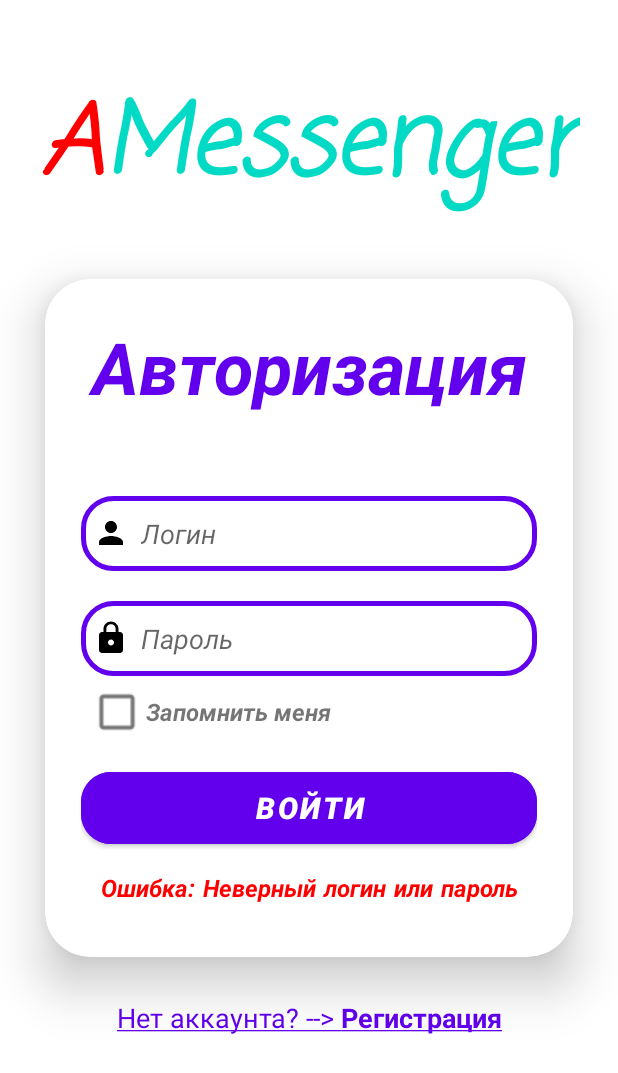
After one commit to AlexeyZhulanov/Messenger, an Android app: the layout fragment_auth.xml on its own in the app's theme, with its tools: preview values and no code run, on a phone screen of 412 x 824 dp. The commit adds this screen. Shown: the top 1073 px of the screen. Run offline under Robolectric (Android 15) with nearby library versions, the phone set to English and light mode, and no system bars.

Commit message:
xml in progress

```diff
--- /dev/null
+++ b/app/src/main/res/drawable/custom_edittext.xml
@@ -0,0 +1,9 @@
+<?xml version="1.0" encoding="utf-8"?>
+<shape xmlns:android="http://schemas.android.com/apk/res/android"
+    android:shape="rectangle">
+    <stroke
+        android:width="3dp"
+        android:color="@color/purple_500"/>
+    <corners
+        android:radius="20dp"/>
+</shape>
--- /dev/null
+++ b/app/src/main/res/drawable/custom_edittext2.xml
@@ -0,0 +1,6 @@
+<?xml version="1.0" encoding="utf-8"?>
+<shape xmlns:android="http://schemas.android.com/apk/res/android"
+    android:shape="rectangle">
+    <corners
+        android:radius="20dp"/>
+</shape>
--- /dev/null
+++ b/app/src/main/res/drawable/ic_attach.xml
@@ -0,0 +1,5 @@
+<vector xmlns:android="http://schemas.android.com/apk/res/android" android:height="24dp" android:tint="#7F00FD" android:viewportHeight="24" android:viewportWidth="24" android:width="24dp">
+
+    <path android:fillColor="@android:color/white" android:pathData="M16.5,6v11.5c0,2.21 -1.79,4 -4,4s-4,-1.79 -4,-4V5c0,-1.38 1.12,-2.5 2.5,-2.5s2.5,1.12 2.5,2.5v10.5c0,0.55 -0.45,1 -1,1s-1,-0.45 -1,-1V6H10v9.5c0,1.38 1.12,2.5 2.5,2.5s2.5,-1.12 2.5,-2.5V5c0,-2.21 -1.79,-4 -4,-4S7,2.79 7,5v12.5c0,3.04 2.46,5.5 5.5,5.5s5.5,-2.46 5.5,-5.5V6h-1.5z"/>
+
+</vector>
--- /dev/null
+++ b/app/src/main/res/drawable/ic_back_arrow.xml
@@ -0,0 +1,5 @@
+<vector xmlns:android="http://schemas.android.com/apk/res/android" android:autoMirrored="true" android:height="24dp" android:tint="#7F00FD" android:viewportHeight="24" android:viewportWidth="24" android:width="24dp">
+
+    <path android:fillColor="@android:color/white" android:pathData="M20,11H7.83l5.59,-5.59L12,4l-8,8 8,8 1.41,-1.41L7.83,13H20v-2z"/>
+
+</vector>
--- /dev/null
+++ b/app/src/main/res/drawable/ic_lock.xml
@@ -0,0 +1,5 @@
+<vector xmlns:android="http://schemas.android.com/apk/res/android" android:height="24dp" android:tint="#000000" android:viewportHeight="24" android:viewportWidth="24" android:width="24dp">
+
+    <path android:fillColor="@android:color/white" android:pathData="M18,8h-1L17,6c0,-2.76 -2.24,-5 -5,-5S7,3.24 7,6v2L6,8c-1.1,0 -2,0.9 -2,2v10c0,1.1 0.9,2 2,2h12c1.1,0 2,-0.9 2,-2L20,10c0,-1.1 -0.9,-2 -2,-2zM12,17c-1.1,0 -2,-0.9 -2,-2s0.9,-2 2,-2 2,0.9 2,2 -0.9,2 -2,2zM15.1,8L8.9,8L8.9,6c0,-1.71 1.39,-3.1 3.1,-3.1 1.71,0 3.1,1.39 3.1,3.1v2z"/>
+
+</vector>
--- /dev/null
+++ b/app/src/main/res/drawable/ic_mic.xml
@@ -0,0 +1,5 @@
+<vector xmlns:android="http://schemas.android.com/apk/res/android" android:height="24dp" android:tint="#7F00FD" android:viewportHeight="24" android:viewportWidth="24" android:width="24dp">
+
+    <path android:fillColor="@android:color/white" android:pathData="M12,14c1.66,0 2.99,-1.34 2.99,-3L15,5c0,-1.66 -1.34,-3 -3,-3S9,3.34 9,5v6c0,1.66 1.34,3 3,3zM17.3,11c0,3 -2.54,5.1 -5.3,5.1S6.7,14 6.7,11L5,11c0,3.41 2.72,6.23 6,6.72L11,21h2v-3.28c3.28,-0.48 6,-3.3 6,-6.72h-1.7z"/>
+
+</vector>
--- /dev/null
+++ b/app/src/main/res/drawable/ic_more.xml
@@ -0,0 +1,5 @@
+<vector xmlns:android="http://schemas.android.com/apk/res/android" android:height="24dp" android:tint="#7F00FD" android:viewportHeight="24" android:viewportWidth="24" android:width="24dp">
+
+    <path android:fillColor="@android:color/white" android:pathData="M12,8c1.1,0 2,-0.9 2,-2s-0.9,-2 -2,-2 -2,0.9 -2,2 0.9,2 2,2zM12,10c-1.1,0 -2,0.9 -2,2s0.9,2 2,2 2,-0.9 2,-2 -0.9,-2 -2,-2zM12,16c-1.1,0 -2,0.9 -2,2s0.9,2 2,2 2,-0.9 2,-2 -0.9,-2 -2,-2z"/>
+
+</vector>
--- /dev/null
+++ b/app/src/main/res/drawable/ic_person.xml
@@ -0,0 +1,5 @@
+<vector xmlns:android="http://schemas.android.com/apk/res/android" android:height="24dp" android:tint="#000000" android:viewportHeight="24" android:viewportWidth="24" android:width="24dp">
+
+    <path android:fillColor="@android:color/white" android:pathData="M12,12c2.21,0 4,-1.79 4,-4s-1.79,-4 -4,-4 -4,1.79 -4,4 1.79,4 4,4zM12,14c-2.67,0 -8,1.34 -8,4v2h16v-2c0,-2.66 -5.33,-4 -8,-4z"/>
+
+</vector>
--- /dev/null
+++ b/app/src/main/res/drawable/ic_smile.xml
@@ -0,0 +1,5 @@
+<vector xmlns:android="http://schemas.android.com/apk/res/android" android:height="24dp" android:tint="#7F00FD" android:viewportHeight="24" android:viewportWidth="24" android:width="24dp">
+
+    <path android:fillColor="@android:color/white" android:pathData="M11.99,2C6.47,2 2,6.48 2,12s4.47,10 9.99,10C17.52,22 22,17.52 22,12S17.52,2 11.99,2zM12,20c-4.42,0 -8,-3.58 -8,-8s3.58,-8 8,-8 8,3.58 8,8 -3.58,8 -8,8zM15.5,11c0.83,0 1.5,-0.67 1.5,-1.5S16.33,8 15.5,8 14,8.67 14,9.5s0.67,1.5 1.5,1.5zM8.5,11c0.83,0 1.5,-0.67 1.5,-1.5S9.33,8 8.5,8 7,8.67 7,9.5 7.67,11 8.5,11zM12,17.5c2.33,0 4.31,-1.46 5.11,-3.5L6.89,14c0.8,2.04 2.78,3.5 5.11,3.5z"/>
+
+</vector>
--- /dev/null
+++ b/app/src/main/res/drawable/ic_volume_off.xml
@@ -0,0 +1,5 @@
+<vector xmlns:android="http://schemas.android.com/apk/res/android" android:autoMirrored="true" android:height="24dp" android:tint="#7F00FD" android:viewportHeight="24" android:viewportWidth="24" android:width="24dp">
+
+    <path android:fillColor="@android:color/white" android:pathData="M16.5,12c0,-1.77 -1.02,-3.29 -2.5,-4.03v2.21l2.45,2.45c0.03,-0.2 0.05,-0.41 0.05,-0.63zM19,12c0,0.94 -0.2,1.82 -0.54,2.64l1.51,1.51C20.63,14.91 21,13.5 21,12c0,-4.28 -2.99,-7.86 -7,-8.77v2.06c2.89,0.86 5,3.54 5,6.71zM4.27,3L3,4.27 7.73,9L3,9v6h4l5,5v-6.73l4.25,4.25c-0.67,0.52 -1.42,0.93 -2.25,1.18v2.06c1.38,-0.31 2.63,-0.95 3.69,-1.81L19.73,21 21,19.73l-9,-9L4.27,3zM12,4L9.91,6.09 12,8.18L12,4z"/>
+
+</vector>
--- /dev/null
+++ b/app/src/main/res/layout/fragment_auth.xml
@@ -0,0 +1,207 @@
+<?xml version="1.0" encoding="utf-8"?>
+<androidx.constraintlayout.widget.ConstraintLayout xmlns:android="http://schemas.android.com/apk/res/android"
+    android:layout_width="match_parent"
+    android:layout_height="match_parent"
+    xmlns:app="http://schemas.android.com/apk/res-auto"
+    xmlns:tools="http://schemas.android.com/tools">
+
+    <TextView
+        android:id="@+id/a_messenger"
+        android:layout_width="0dp"
+        android:layout_height="0dp"
+        android:text="@string/a_messenger"
+        android:textColor="?attr/colorAccent"
+        android:fontFamily="casual"
+        android:gravity="center"
+        android:padding="25dp"
+        android:layout_marginTop="10dp"
+        android:autoSizeTextType="uniform"
+        android:autoSizeMinTextSize="20sp"
+        android:autoSizeMaxTextSize="100sp"
+        android:autoSizeStepGranularity="2sp"
+        android:textStyle="bold|italic"
+        app:layout_constraintTop_toTopOf="parent"
+        app:layout_constraintBottom_toTopOf="@id/cardview"
+        app:layout_constraintStart_toStartOf="parent"
+        app:layout_constraintEnd_toEndOf="parent"/>
+
+    <androidx.cardview.widget.CardView
+        android:id="@+id/cardview"
+        android:layout_width="match_parent"
+        android:layout_height="wrap_content"
+        android:layout_margin="30dp"
+        app:cardCornerRadius="30dp"
+        app:cardElevation="20dp"
+        app:layout_constraintTop_toTopOf="parent"
+        app:layout_constraintBottom_toBottomOf="parent"
+        app:layout_constraintStart_toStartOf="parent"
+        app:layout_constraintEnd_toEndOf="parent"
+        android:background="@drawable/custom_edittext">
+
+        <androidx.constraintlayout.widget.ConstraintLayout
+            android:layout_width="match_parent"
+            android:layout_height="match_parent"
+            android:padding="24dp">
+
+            <androidx.constraintlayout.widget.Guideline
+                android:id="@+id/topGuideLine"
+                android:layout_width="wrap_content"
+                android:layout_height="wrap_content"
+                android:orientation="horizontal"
+                app:layout_constraintGuide_percent="0.2"
+                />
+
+            <TextView
+                android:id="@+id/header"
+                android:layout_width="0dp"
+                android:layout_height="0dp"
+                android:text="Авторизация"
+                android:textColor="@color/purple_500"
+                android:fontFamily="casual"
+                android:gravity="center"
+                android:autoSizeTextType="uniform"
+                android:autoSizeMinTextSize="20sp"
+                android:autoSizeMaxTextSize="100sp"
+                android:autoSizeStepGranularity="2sp"
+                android:padding="2dp"
+                android:textStyle="bold|italic"
+                app:layout_constraintTop_toTopOf="parent"
+                app:layout_constraintBottom_toTopOf="@id/topGuideLine"
+                app:layout_constraintStart_toStartOf="parent"
+                app:layout_constraintEnd_toEndOf="parent"/>
+
+            <EditText
+                android:layout_width="match_parent"
+                android:layout_height="50dp"
+                android:id="@+id/username"
+                android:background="@drawable/custom_edittext"
+                android:drawableStart="@drawable/ic_person"
+                android:drawablePadding="8dp"
+                android:hint="Логин"
+                android:textStyle="italic"
+                android:padding="8dp"
+                android:textColor="@color/black"
+                app:layout_constraintStart_toStartOf="parent"
+                app:layout_constraintEnd_toEndOf="parent"
+                app:layout_constraintTop_toBottomOf="@id/topGuideLine"
+                android:textColorHighlight="@color/cardview_dark_background"
+                android:layout_marginTop="40dp"/>
+
+            <EditText
+                android:layout_width="match_parent"
+                android:layout_height="50dp"
+                android:id="@+id/password"
+                android:background="@drawable/custom_edittext"
+                android:drawableStart="@drawable/ic_lock"
+                android:drawablePadding="8dp"
+                android:hint="Пароль"
+                android:textStyle="italic"
+                android:padding="8dp"
+                android:inputType="textPassword"
+                android:textColor="@color/black"
+                app:layout_constraintStart_toStartOf="parent"
+                app:layout_constraintEnd_toEndOf="parent"
+                app:layout_constraintTop_toBottomOf="@id/username"
+                android:textColorHighlight="@color/cardview_dark_background"
+                android:layout_marginTop="20dp"/>
+
+            <LinearLayout
+                android:id="@+id/linear_remember"
+                android:layout_width="0dp"
+                android:layout_height="wrap_content"
+                app:layout_constraintStart_toStartOf="parent"
+                app:layout_constraintTop_toBottomOf="@id/password"
+                app:layout_constraintEnd_toStartOf="@id/verticalGuideLine"
+                android:orientation="horizontal">
+
+                <CheckBox
+                    android:layout_width="wrap_content"
+                    android:layout_height="wrap_content"
+                    android:scaleX="1.3"
+                    android:scaleY="1.3"
+                    />
+
+                <TextView
+                    android:layout_width="match_parent"
+                    android:layout_height="match_parent"
+                    android:autoSizeTextType="uniform"
+                    android:autoSizeMinTextSize="10sp"
+                    android:autoSizeMaxTextSize="100sp"
+                    android:autoSizeStepGranularity="2sp"
+                    android:maxLines="1"
+                    android:textStyle="bold|italic"
+                    android:gravity="center"
+                    android:layout_marginStart="-5dp"
+                    android:text="Запомнить меня" />
+
+            </LinearLayout>
+
+            <androidx.constraintlayout.widget.Guideline
+                android:id="@+id/verticalGuideLine"
+                android:layout_width="wrap_content"
+                android:layout_height="wrap_content"
+                android:orientation="vertical"
+                app:layout_constraintGuide_percent="0.55"
+                />
+
+            <Button
+                android:layout_width="match_parent"
+                android:layout_height="60dp"
+                android:id="@+id/loginButton"
+                android:text="Войти"
+                android:layout_marginTop="10dp"
+                android:backgroundTint="@color/purple_500"
+                app:layout_constraintStart_toStartOf="parent"
+                app:layout_constraintEnd_toEndOf="parent"
+                app:layout_constraintTop_toBottomOf="@id/linear_remember"
+                android:padding="9dp"
+                android:gravity="center"
+                android:autoSizeTextType="uniform"
+                android:autoSizeMinTextSize="10sp"
+                android:autoSizeMaxTextSize="100sp"
+                android:autoSizeStepGranularity="2sp"
+                android:textStyle="bold|italic"
+                app:cornerRadius = "20dp"/>
+
+            <TextView
+                android:layout_width="0dp"
+                android:layout_height="40dp"
+                android:layout_gravity="center_horizontal"
+                android:textColor="#ff0000"
+                android:gravity="center"
+                android:padding="5dp"
+                android:fontFamily="casual"
+                android:autoSizeTextType="uniform"
+                android:autoSizeMinTextSize="10sp"
+                android:autoSizeMaxTextSize="100sp"
+                android:autoSizeStepGranularity="2sp"
+                android:textStyle="bold|italic"
+                app:layout_constraintStart_toStartOf="parent"
+                app:layout_constraintEnd_toEndOf="parent"
+                app:layout_constraintTop_toBottomOf="@id/loginButton"
+                tools:text="Ошибка: Неверный логин или пароль"
+                android:layout_marginTop="5dp"
+                />
+
+        </androidx.constraintlayout.widget.ConstraintLayout>
+
+    </androidx.cardview.widget.CardView>
+
+    <TextView
+        android:layout_width="wrap_content"
+        android:layout_height="wrap_content"
+        android:padding="8dp"
+        android:text="@string/register_question"
+        android:textSize="18sp"
+        android:textAlignment="center"
+        android:id="@+id/signupText"
+        android:textColor="@color/purple_500"
+        app:layout_constraintStart_toStartOf="parent"
+        app:layout_constraintEnd_toEndOf="parent"
+        app:layout_constraintTop_toBottomOf="@id/cardview"
+        android:layout_marginTop="20dp"
+        android:textColorHighlight="@color/black"
+        />
+
+
+</androidx.constraintlayout.widget.ConstraintLayout>
--- a/app/src/main/res/values/strings.xml
+++ b/app/src/main/res/values/strings.xml
@@ -1,3 +1,6 @@
 <resources>
     <string name="app_name">Messenger</string>
+    <string name="register_question"><u>Нет аккаунта? --> <b>Регистрация</b></u></string>
+    <string name="a_messenger"><font color="red">A</font>Messenger</string>
+    <string name="login_question"><u>Уже есть аккаунт? --> <b>Вход</b></u></string>
 </resources>
```
Also changed, not shown: app/src/main/res/layout/custom_action_bar.xml (added, +90 -0 lines), app/src/main/res/layout/fragment_message.xml (added, +96 -0 lines), app/src/main/res/layout/fragment_register.xml (added, +207 -0 lines).
